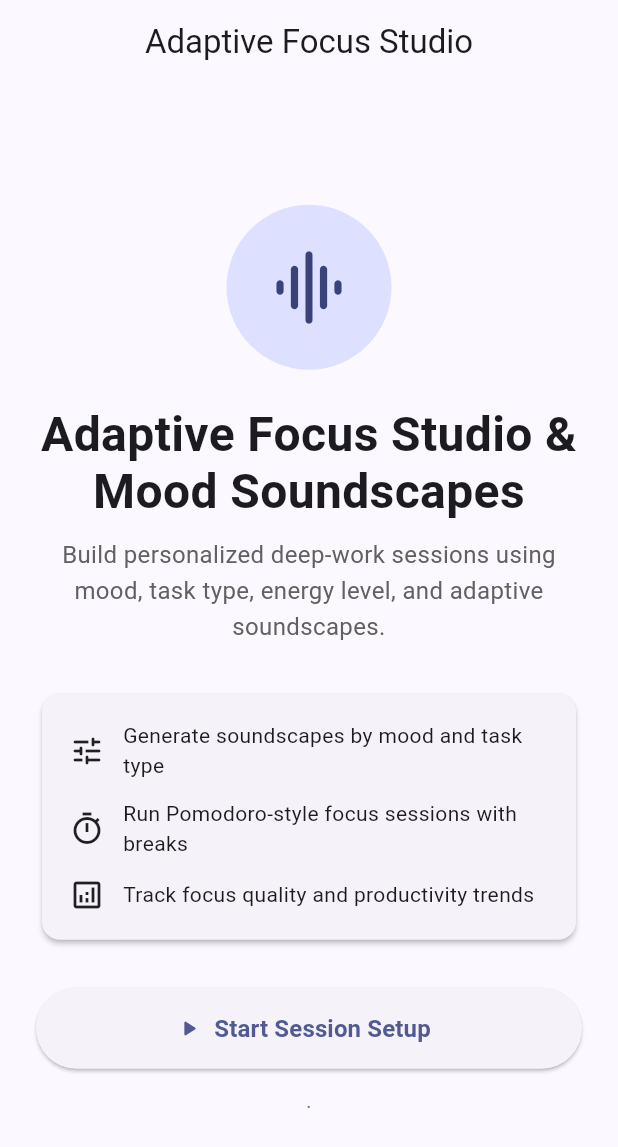
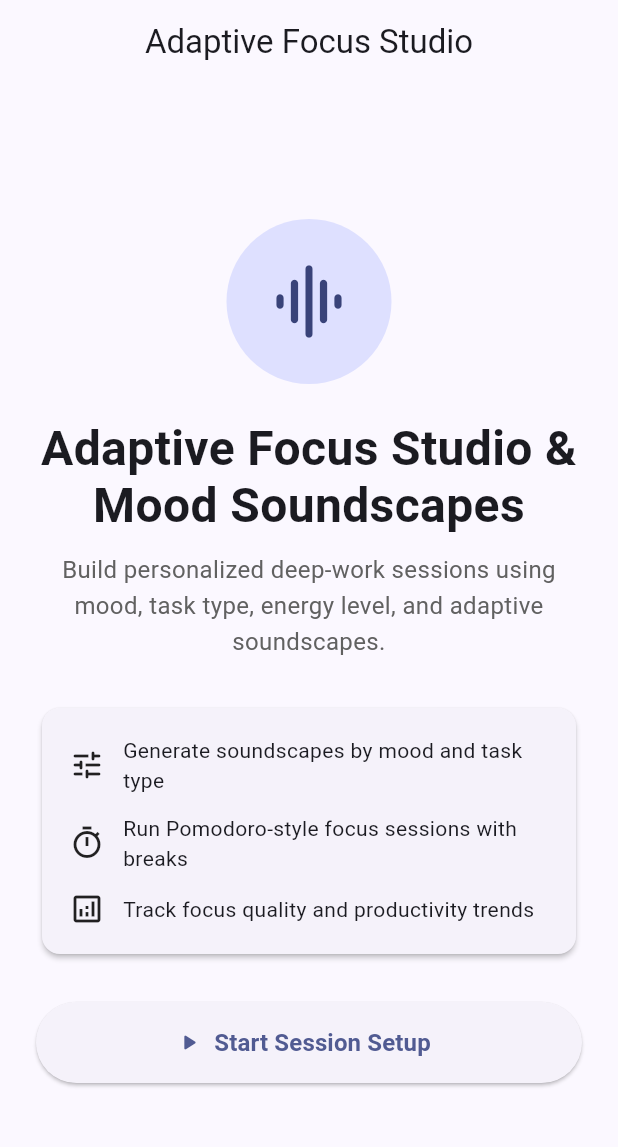
Before and after one commit to RolenaW/adaptive_focus_app, a Flutter app: the screen it shows after launch, on a phone screen of 412 x 824 dp. Shown: the top 1147 px of the screen. Run offline on Flutter 3.47's test engine with Material 3 defaults, Android fonts, the phone set to English and light mode, and no system bars; our stand-ins replace shared_preferences, sqflite; accounts and stored records are empty.

Commit message:
cleaning up code

```diff
--- a/lib/main.dart
+++ b/lib/main.dart
@@ -3,32 +3,32 @@ import 'package:flutter/material.dart';
 import 'screens/welcome_screen.dart';
 import 'data/preference_helper.dart'; //imports for screens
 
-Future<void> main() async {
-  WidgetsFlutterBinding.ensureInitialized(); //for shared preferences
+Future<void> main() async { //entry point for app
+  WidgetsFlutterBinding.ensureInitialized(); //for shared preferences, ensures flutter is intialized before running async
   final bool isDarkMode = await PreferencesHelper.getDarkMode(); //loads saved theme before app starts
-  runApp(FocusStudioApp(isDarkMode: isDarkMode));
+  runApp(FocusStudioApp(isDarkMode: isDarkMode)); //launch app
 }
 
 class FocusStudioApp extends StatelessWidget { //root widget
   final bool isDarkMode;
-  const FocusStudioApp({super.key,required this.isDarkMode,});
+  const FocusStudioApp({super.key,required this.isDarkMode,}); //construcotr for theme preference
 
   @override
   Widget build(BuildContext context) {
     return MaterialApp(
       title: 'Adaptive Focus Studio', //title
-      debugShowCheckedModeBanner: false, //remove debug label
+      debugShowCheckedModeBanner: false, //remove debug banner
       themeMode: isDarkMode ? ThemeMode.dark : ThemeMode.light, //choose light or dark mode
-      theme: ThemeData(
+      theme: ThemeData( //light theme
         useMaterial3: true,
         colorSchemeSeed: Colors.indigo,
       ),
-        darkTheme: ThemeData(
+        darkTheme: ThemeData( //dark theme
         useMaterial3: true,
         colorSchemeSeed: Colors.indigo,
         brightness: Brightness.dark,
       ),
-      home: const WelcomeScreen(),
+      home: const WelcomeScreen(), //launches welcome screen
     );
   }
 }
--- a/lib/screens/soundscape_screen.dart
+++ b/lib/screens/soundscape_screen.dart
@@ -1,7 +1,7 @@
 import 'package:flutter/material.dart';
 import '../data/database_helper.dart';
 
-class SoundscapeScreen extends StatefulWidget {
+class SoundscapeScreen extends StatefulWidget { //SoundScapeScreen class created. Stateful used
   const SoundscapeScreen({super.key});
 
   @override
@@ -10,14 +10,14 @@ class SoundscapeScreen extends StatefulWidget {
 
 class _SoundscapeScreenState extends State<SoundscapeScreen> {
   // Current sound toggles
-  bool _rainEnabled = true;
+  bool _rainEnabled = true; //SoundScapeScreen class created. Stateful used
   bool _cafeEnabled = false;
   bool _whiteNoiseEnabled = true;
   bool _natureEnabled = false;
   bool _instrumentalEnabled = false;
 
   // Master volume from 0.0 to 1.0
-  double _masterVolume = 0.5;
+  double _masterVolume = 0.5; //stores volume
 
   // Count enabled layers for summary
   int _getEnabledSoundCount() {
--- a/lib/screens/welcome_screen.dart
+++ b/lib/screens/welcome_screen.dart
@@ -6,7 +6,7 @@ class WelcomeScreen extends StatelessWidget { //created WelcomeScreen class. Sta
 
   @override
   Widget build(BuildContext context) {
-    return Scaffold( //main structure
+    return Scaffold( //main structure, page layout
       appBar: AppBar(
         title: const Text('Adaptive Focus Studio'),
         centerTitle: true, //top bar of screen (still needs more)
@@ -33,20 +33,19 @@ class WelcomeScreen extends StatelessWidget { //created WelcomeScreen class. Sta
                     ),
                   );
                 },
-                child: Column(
+                child: Column( //main UI
                   crossAxisAlignment: CrossAxisAlignment.stretch,
                   children: [ //keeping order of widgets
-                    _buildHeroIcon(),
+                    _buildHeroIcon(), //icon
                     const SizedBox(height: 24),
-                    _buildTitle(),
+                    _buildTitle(), //title
                     const SizedBox(height: 12),
-                    _buildSubtitle(),
+                    _buildSubtitle(), //description
                     const SizedBox(height: 28),
-                    _buildFeatureCard(),
+                    _buildFeatureCard(), //features list
                     const SizedBox(height: 28),
-                    _buildStartButton(context),
+                    _buildStartButton(context), //start
                     const SizedBox(height: 12),
-                    _buildSecondaryInfo(),
                   ],
                 ),
               ),
@@ -95,7 +94,7 @@ class WelcomeScreen extends StatelessWidget { //created WelcomeScreen class. Sta
     );
   }
 
-  Widget _buildFeatureCard() { //material card widget
+  Widget _buildFeatureCard() { //features
     return Card(
       elevation: 1.5,
       child: Padding(
@@ -149,20 +148,9 @@ class WelcomeScreen extends StatelessWidget { //created WelcomeScreen class. Sta
       ),
     );
   }
-
-  Widget _buildSecondaryInfo() {
-    return Text(
-      '.', //still editing
-      textAlign: TextAlign.center,
-      style: TextStyle(
-        fontSize: 13,
-        color: Colors.grey.shade600,
-      ),
-    );
-  }
 }
 
-class _FeatureRow extends StatelessWidget {
+class _FeatureRow extends StatelessWidget { //reusable widget for feature line
   final IconData icon;
   final String text;
 
@@ -175,7 +163,7 @@ class _FeatureRow extends StatelessWidget {
   Widget build(BuildContext context) {
     return Row(
       children: [
-        Icon(icon),
+        Icon(icon), //feature icon
         const SizedBox(width: 12),
         Expanded(
           child: Text(
```
Also changed, not shown: lib/data/preference_helper.dart (+8 -8 lines), lib/screens/active_session_screen.dart (+25 -47 lines), lib/screens/focus_setup_screen.dart (+51 -86 lines), lib/screens/insights_screen.dart (+27 -45 lines), lib/screens/navigation_screen.dart (+11 -11 lines).
